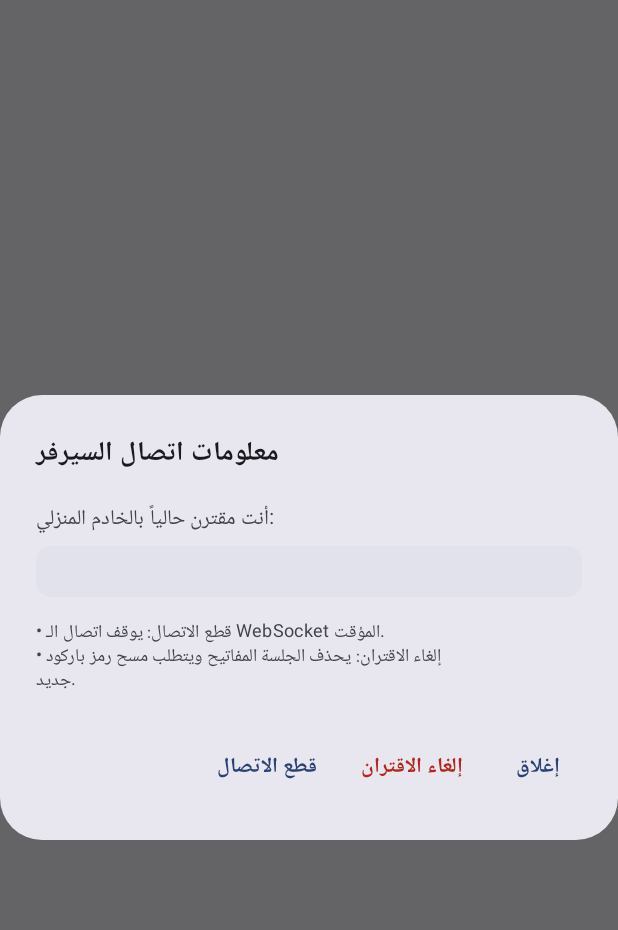
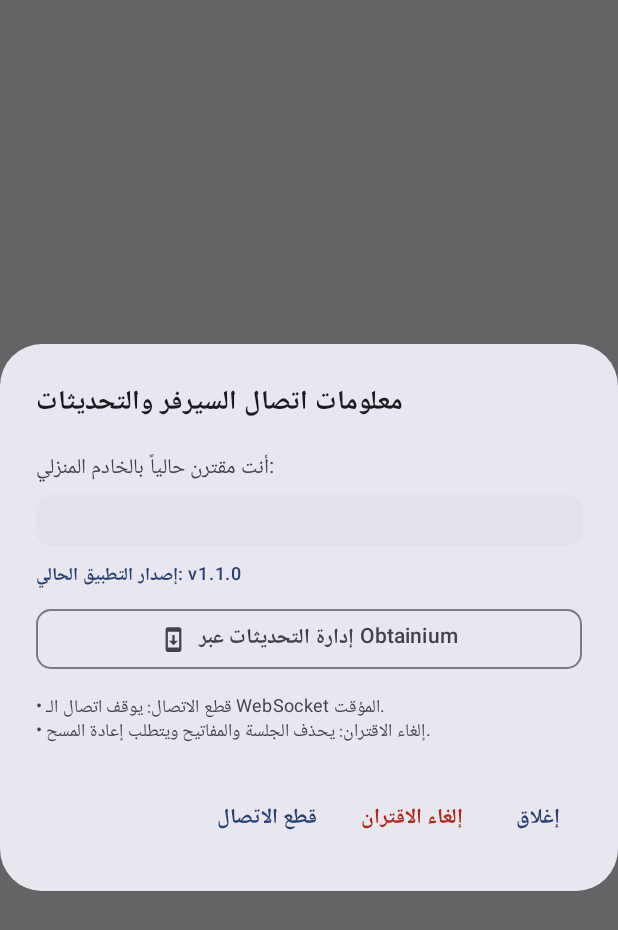
Before and after one commit to IWLED/Sanad, an Android app built with Jetpack Compose: the composable ServerInfoDialog called with empty values, on a phone screen of 412 x 824 dp. Shown: the top 930 px of the screen. Run offline under Robolectric (Android 15) with nearby library versions, the phone set to English and light mode, and no system bars; libraries missing offline, so code that uses them is left out: com.google.mlkit.vision; 3 statements that could not run were skipped.

Commit message:
feat(release): add Obtainium update integration, release workflow, and documentation

```diff
--- a/android/app/src/main/java/app/secretary/MainActivity.kt
+++ b/android/app/src/main/java/app/secretary/MainActivity.kt
@@ -28,6 +28,7 @@ import androidx.compose.material.icons.filled.Link
 import androidx.compose.material.icons.filled.QrCode
 import androidx.compose.material.icons.filled.QrCodeScanner
 import androidx.compose.material.icons.filled.SmartToy
+import androidx.compose.material.icons.filled.SystemUpdate
 import androidx.compose.material3.*
 import androidx.compose.runtime.*
 import androidx.compose.ui.Alignment
@@ -687,10 +688,14 @@ fun ServerInfoDialog(
     onDisconnect: () -> Unit,
     onUnpair: () -> Unit
 ) {
+    val context = LocalContext.current
+    val currentVersion = "1.1.0"
+    val repoUrl = "https://github.com/IWLED/Sanad"
+
     AlertDialog(
         onDismissRequest = onDismiss,
         title = {
-            Text(text = "معلومات اتصال السيرفر", fontWeight = FontWeight.Bold)
+            Text(text = "معلومات اتصال السيرفر والتحديثات", fontWeight = FontWeight.Bold)
         },
         text = {
             Column {
@@ -707,9 +712,42 @@ fun ServerInfoDialog(
                         modifier = Modifier.padding(10.dp)
                     )
                 }
-                Spacer(modifier = Modifier.height(14.dp))
+                Spacer(modifier = Modifier.height(10.dp))
                 Text(
-                    text = "• قطع الاتصال: يوقف اتصال الـ WebSocket المؤقت.\n• إلغاء الاقتران: يحذف الجلسة المفاتيح ويتطلب مسح رمز باركود جديد.",
+                    text = "إصدار التطبيق الحالي: v$currentVersion",
+                    style = MaterialTheme.typography.labelMedium,
+                    fontWeight = FontWeight.SemiBold,
+                    color = MaterialTheme.colorScheme.primary
+                )
+                Spacer(modifier = Modifier.height(8.dp))
+                OutlinedButton(
+                    onClick = {
+                        val obtainiumUri = android.net.Uri.parse("obtainium://app/$repoUrl")
+                        val webUri = android.net.Uri.parse("$repoUrl/releases")
+                        try {
+                            val intent = Intent(Intent.ACTION_VIEW, obtainiumUri)
+                            context.startActivity(intent)
+                        } catch (_: Throwable) {
+                            try {
+                                val webIntent = Intent(Intent.ACTION_VIEW, webUri)
+                                context.startActivity(webIntent)
+                            } catch (_: Throwable) {}
+                        }
+                    },
+                    modifier = Modifier.fillMaxWidth(),
+                    shape = MaterialTheme.shapes.small
+                ) {
+                    Icon(
+                        imageVector = Icons.Default.SystemUpdate,
+                        contentDescription = null,
+                        modifier = Modifier.size(18.dp)
+                    )
+                    Spacer(modifier = Modifier.width(8.dp))
+                    Text("إدارة التحديثات عبر Obtainium")
+                }
+                Spacer(modifier = Modifier.height(12.dp))
+                Text(
+                    text = "• قطع الاتصال: يوقف اتصال الـ WebSocket المؤقت.\n• إلغاء الاقتران: يحذف الجلسة والمفاتيح ويتطلب إعادة المسح.",
                     style = MaterialTheme.typography.bodySmall,
                     color = MaterialTheme.colorScheme.onSurfaceVariant
                 )
```
Also changed, not shown: 3 other files.
